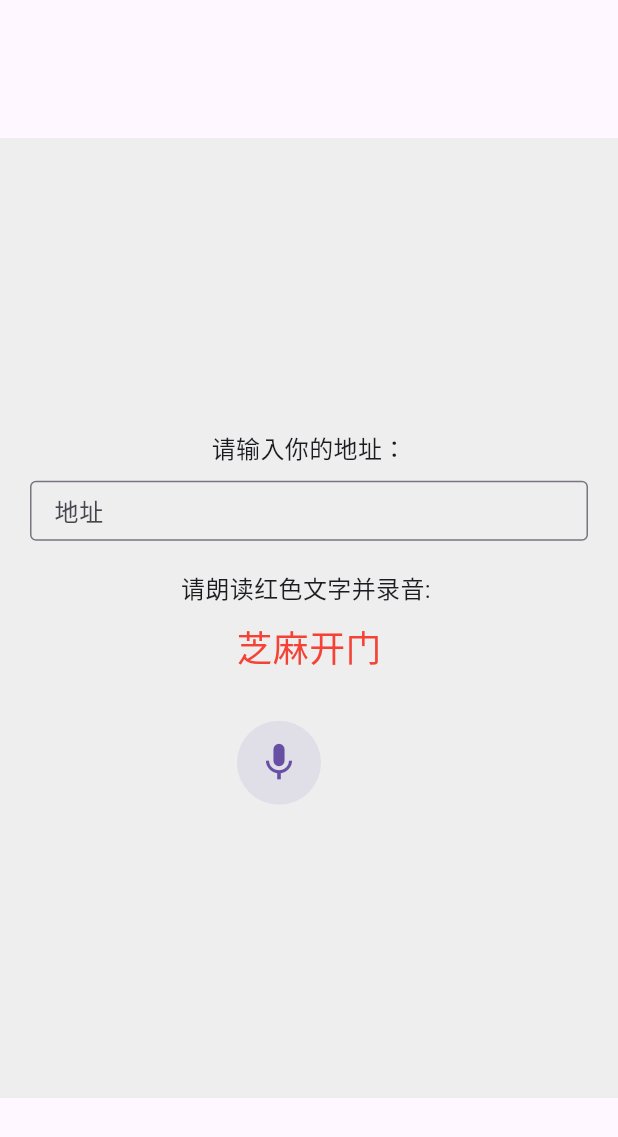
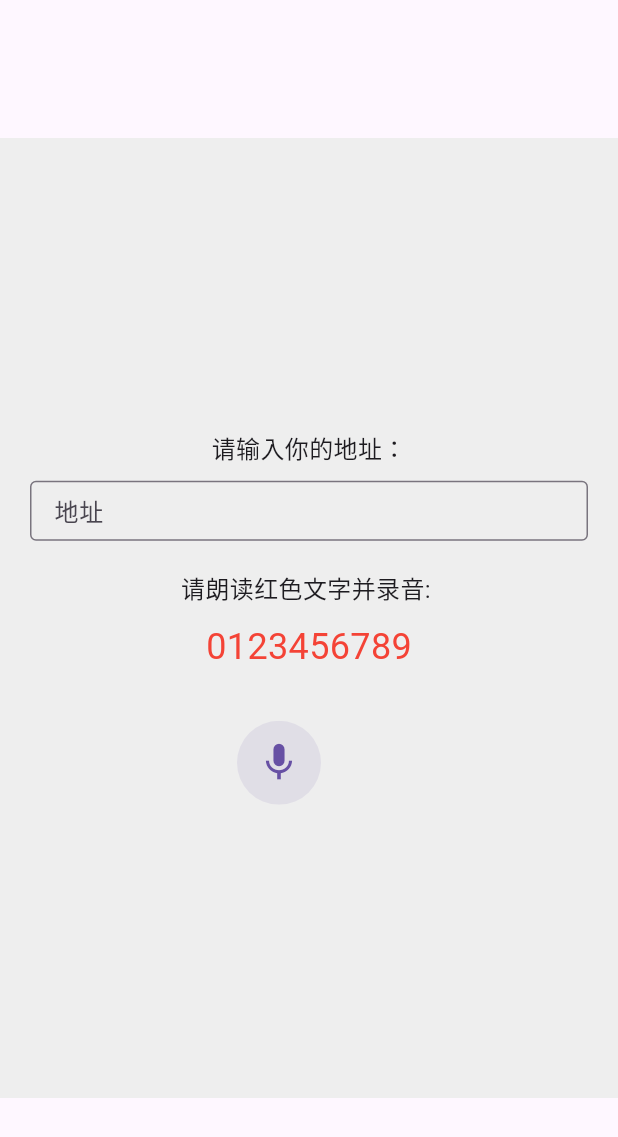
Before and after one commit to wchh/voice_uploader, a Flutter app: the screen it shows after launch, on a phone screen of 412 x 824 dp. Shown: the top 1137 px of the screen. Run offline on Flutter 3.47's test engine with Material 3 defaults, Android fonts, the phone set to English and light mode, and no system bars; our stand-ins replace audioplayers, flutter_dotenv; missing offline and left inert: dart:html, record.

Commit message:
fix some errors

```diff
--- a/lib/main.dart
+++ b/lib/main.dart
@@ -36,12 +36,17 @@ class _MyAppState extends State<MyApp> with AudioRecorderMixin, SaveAudioMixin {
   final addressController = TextEditingController();
   String uploadResult = '';
   late String? _apiUrl = '';
+  late String? _text = '0123456789';
 
   @override
   void initState() {
     super.initState();
     showPlayer = false;
     _apiUrl = dotenv.env['API_URL'];
+    final text = dotenv.env['TEXT'];
+    if (text != null) {
+      _text = text;
+    }
   }
 
   @override
@@ -122,8 +127,9 @@ class _MyAppState extends State<MyApp> with AudioRecorderMixin, SaveAudioMixin {
                       const Text('请朗读红色文字并录音: ',
                           style: TextStyle(fontSize: 16)),
                       const SizedBox(height: 10),
-                      const Text('芝麻开门',
-                          style: TextStyle(color: Colors.red, fontSize: 24)),
+                      Text(_text!,
+                          style:
+                              const TextStyle(color: Colors.red, fontSize: 24)),
                     ],
                   ),
                   const SizedBox(
```
